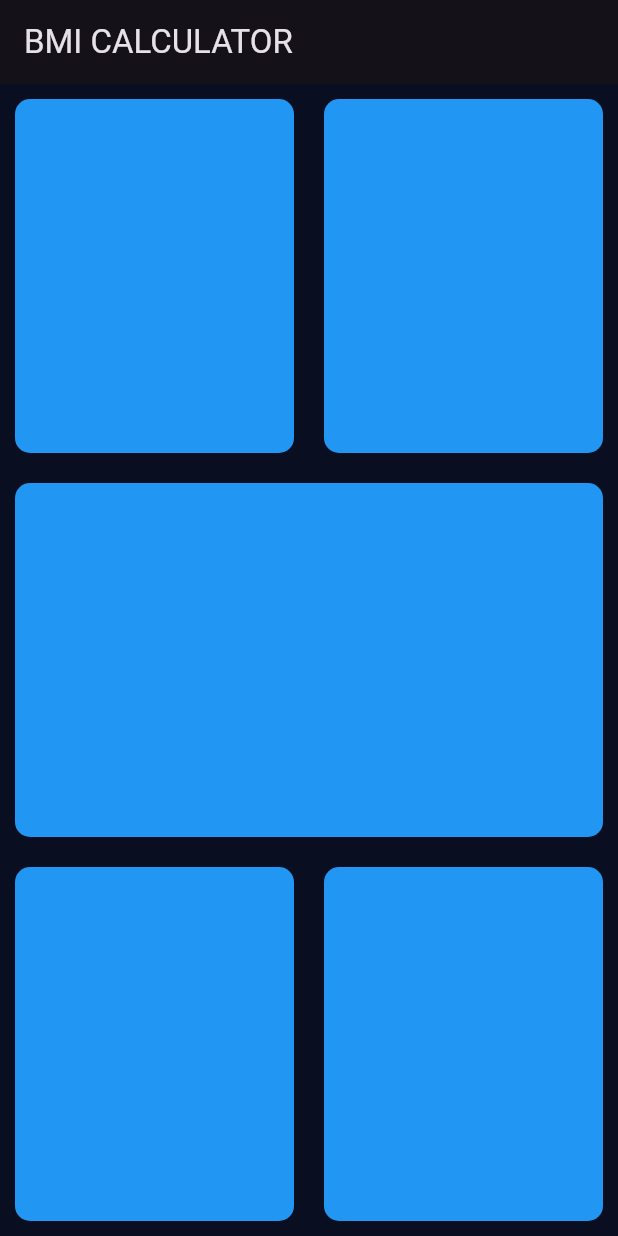
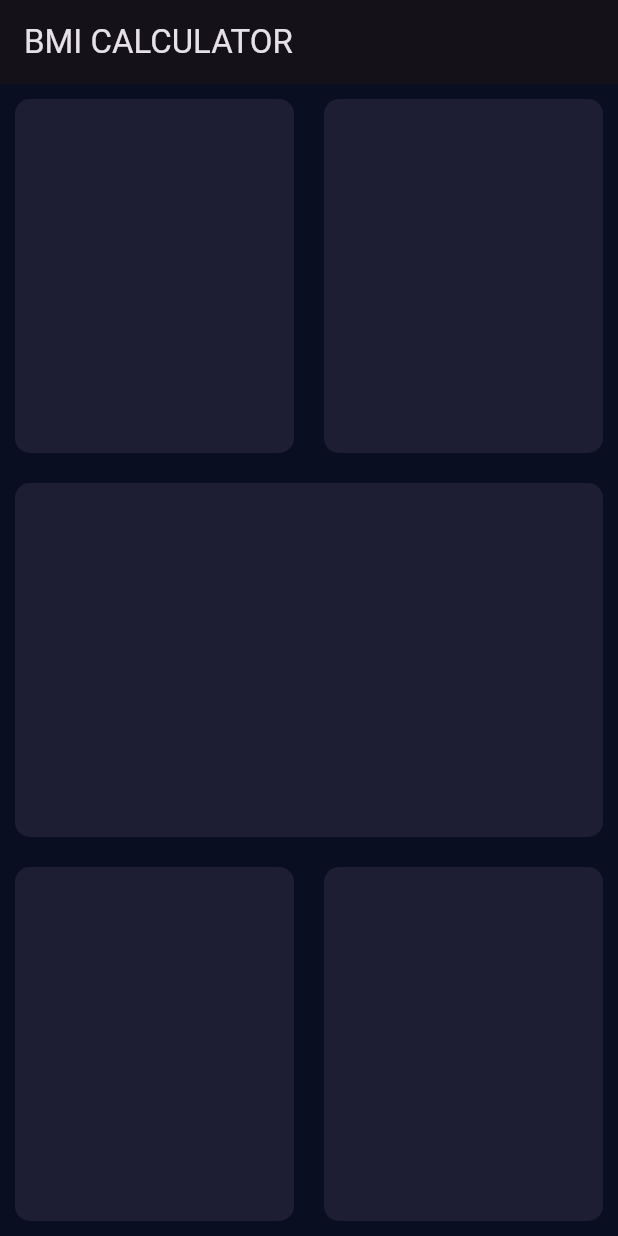
Before and after one commit to zeadab/bmi_calculator, a Flutter app: the screen it shows after launch, on a phone screen of 412 x 824 dp. Run offline on Flutter 3.47's test engine with Material 3 defaults, Android fonts, the phone set to English and light mode, and no system bars.

Commit message:
adjusting the color of cards and using Reusablecard widget instead of conatainers

```diff
--- a/lib/input_page.dart
+++ b/lib/input_page.dart
@@ -17,45 +17,16 @@ class _InputPageState extends State<InputPage> {
           Expanded(
               child: Row(
             children: [
-              Expanded(
-                  child: Reusablecard()),
-              Expanded(
-                  child: Container(
-                margin: EdgeInsets.all(10),
-                decoration: BoxDecoration(
-                  borderRadius: BorderRadius.circular(10),
-                  color: Colors.blue,
-                ),
-              )),
+              Expanded(child: Reusablecard(mcolor: Color(0XFF1D1E33))),
+              Expanded(child: Reusablecard(mcolor: Color(0XFF1D1E33))),
             ],
           )),
-          Expanded(
-              child: Container(
-            margin: EdgeInsets.all(10),
-            decoration: BoxDecoration(
-              borderRadius: BorderRadius.circular(10),
-              color: Colors.blue,
-            ),
-          )),
+          Expanded(child: Reusablecard(mcolor: Color(0XFF1D1E33))),
           Expanded(
               child: Row(
             children: [
-              Expanded(
-                  child: Container(
-                margin: EdgeInsets.all(10),
-                decoration: BoxDecoration(
-                  borderRadius: BorderRadius.circular(10),
-                  color: Colors.blue,
-                ),
-              )),
-              Expanded(
-                  child: Container(
-                margin: EdgeInsets.all(10),
-                decoration: BoxDecoration(
-                  borderRadius: BorderRadius.circular(10),
-                  color: Colors.blue,
-                ),
-              )),
+              Expanded(child: Reusablecard(mcolor: Color(0XFF1D1E33))),
+              Expanded(child: Reusablecard(mcolor: Color(0XFF1D1E33))),
             ],
           )),
         ],
@@ -65,18 +36,18 @@ class _InputPageState extends State<InputPage> {
 }
 
 class Reusablecard extends StatelessWidget {
+  Reusablecard({required this.mcolor});
 
+  final Color mcolor;
 
   @override
   Widget build(BuildContext context) {
     return Container(
-                    margin: EdgeInsets.all(10),
-                    decoration: BoxDecoration(
-    borderRadius: BorderRadius.circular(10),
-    color: Colors.blue,
-                    ),
-                  );
+      margin: EdgeInsets.all(10),
+      decoration: BoxDecoration(
+        borderRadius: BorderRadius.circular(10),
+        color: mcolor,
+      ),
+    );
   }
-
-
 }
```
